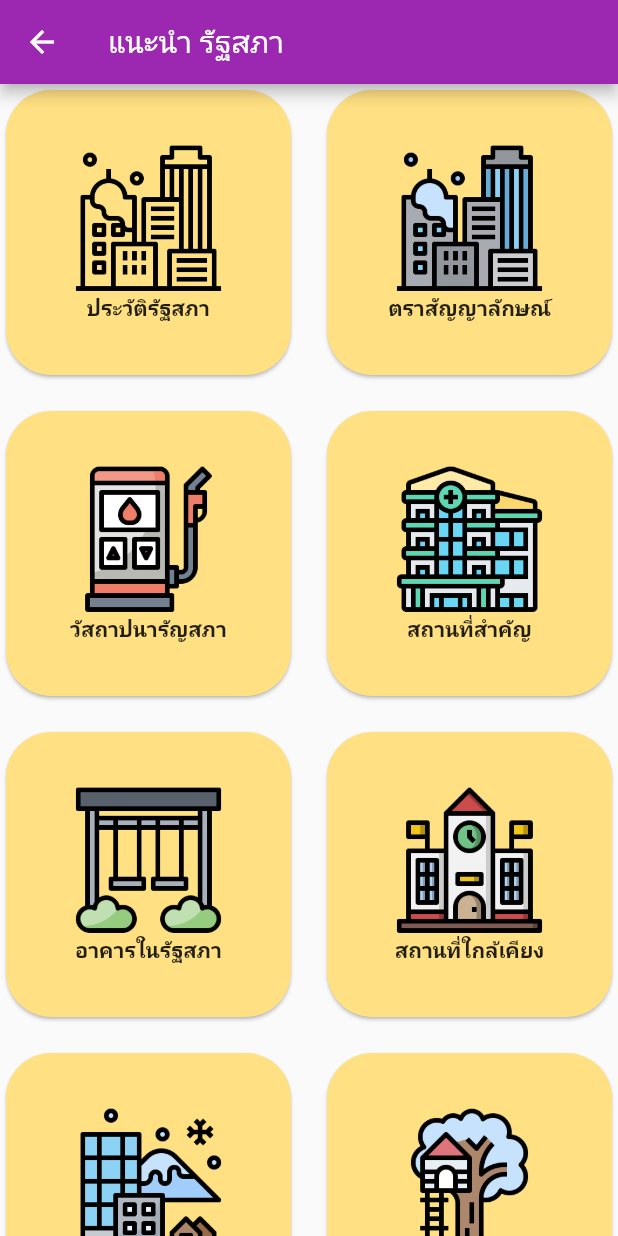
After one commit to masterUNG/UngSenateMap, a Flutter app: the screen it shows after launch, in the side drawer, after a tap on "แนะนำ รัฐสภา", on a phone screen of 412 x 824 dp. The commit adds this screen. Run offline on Flutter 3.47's test engine with Material 2 defaults, Android fonts, the light colour scheme and no system bars; our stand-ins replace google_maps_flutter, location.

Commit message:
Finish 22Aug

```diff
--- /dev/null
+++ b/lib/screens/main_hold.dart
@@ -0,0 +1,103 @@
+import 'package:flutter/material.dart';
+import 'package:ungsenatemap/screens/history.dart';
+import 'package:ungsenatemap/screens/symbol.dart';
+
+class MainHold extends StatefulWidget {
+  @override
+  _MainHoldState createState() => _MainHoldState();
+}
+
+class _MainHoldState extends State<MainHold> {
+  List<String> nameIcons = [
+    'icon1.png',
+    'icon2.png',
+    'icon3.png',
+    'icon4.png',
+    'icon5.png',
+    'icon6.png',
+    'icon7.png',
+    'icon8.png'
+  ];
+
+  List<String> titles = [
+    'ประวัติรัฐสภา',
+    'ตราสัญญาลักษณ์',
+    'วัสถาปนารัญสภา',
+    'สถานที่สำคัญ',
+    'อาคารในรัฐสภา',
+    'สถานที่ใกล้เคียง',
+    'การเดินทาง',
+    'ช่องทางการติดต่อ'
+  ];
+
+  List<Widget> widgets = List();
+
+  List<Widget> routToWidgdets = [
+    History(),
+    Symbol(),
+    History(),
+    Symbol(),
+    History(),
+    Symbol(),
+    History(),
+    Symbol()
+  ];
+
+  @override
+  void initState() {
+    // TODO: implement initState
+    super.initState();
+
+    int i = 0;
+    for (var title in titles) {
+      Widget widget = creadCard(title, nameIcons[i], i);
+      widgets.add(widget);
+      i++;
+    }
+  }
+
+  Widget creadCard(String title, String nameIcon, int index) {
+    return GestureDetector(
+      onTap: () => Navigator.push(
+        context,
+        MaterialPageRoute(
+          builder: (context) => routToWidgdets[index],
+        ),
+      ),
+      child: Card(
+        shape: RoundedRectangleBorder(borderRadius: BorderRadius.circular(30)),
+        color: Colors.amber.shade200,
+        child: Center(
+          child: Column(
+            mainAxisSize: MainAxisSize.min,
+            children: <Widget>[
+              Container(
+                width: 100,
+                child: Image.asset('images/$nameIcon'),
+              ),
+              Text(
+                title,
+                style: TextStyle(fontWeight: FontWeight.bold),
+              ),
+            ],
+          ),
+        ),
+      ),
+    );
+  }
+
+  @override
+  Widget build(BuildContext context) {
+    return Scaffold(
+      appBar: AppBar(
+        title: Text('แนะนำ รัฐสภา'),
+      ),
+      body: GridView.extent(
+        crossAxisSpacing: 16,
+        mainAxisSpacing: 16,
+        maxCrossAxisExtent: 300,
+        children: widgets,
+      ),
+    );
+  }
+}
```
Also changed, not shown: lib/screens/history.dart (added, +49 -0 lines), lib/screens/home.dart (+53 -4 lines), lib/screens/symbol.dart (added, +15 -0 lines), images/icon1.png (added), images/icon2.png (added), images/icon3.png (added), images/icon4.png (added), images/icon5.png (added), images/icon6.png (added), images/icon7.png (added), images/icon8.png (added), images/image1.png (added), images/image2.png (added), images/image3.jpg (added), 2 more files.
